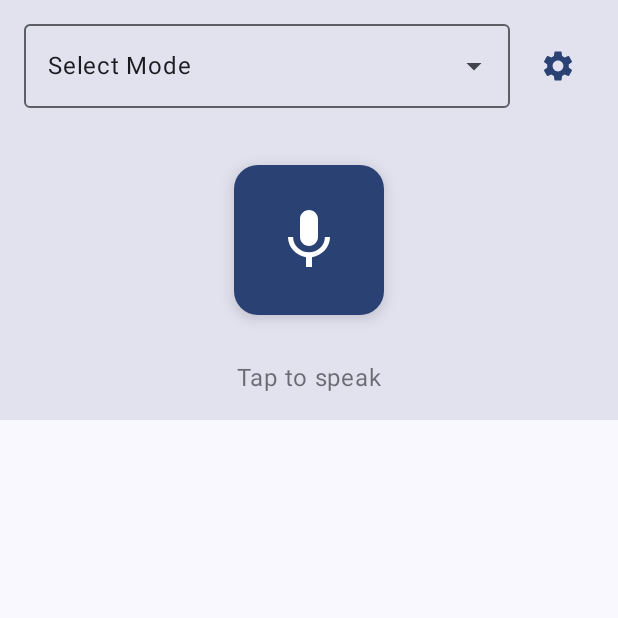
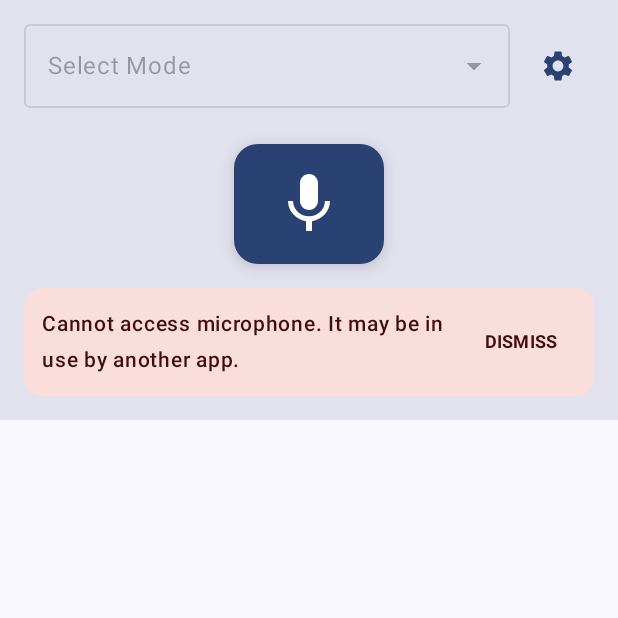
Before and after one commit to alexey-a-abramov/hyperwhisper, an Android app built with Jetpack Compose: the composable KeyboardScreen shown on its own in the app's theme, after a tap on "Start Recording", on a phone screen of 412 x 824 dp, the top half of it. Run offline under Robolectric (Android 15) with nearby library versions, the phone set to English and light mode, and no system bars; our stand-ins replace Dagger/Hilt's generated code.

Commit message:
Fix: Make error messages persistent and improve UX
Critical fixes for the microphone button behavior:

1. Error Messages Now Persist:
   - Removed auto-clear that made errors disappear instantly
   - Errors now stay visible until user dismisses them
   - Added prominent red error card with "DISMISS" button
   - Users can actually read what went wrong

2. User-Friendly Error Messages:
   - Permission errors: "Microphone permission not granted. Please enable..."
   - Microphone busy: "Cannot access microphone. It may be in use..."
   - Generic errors: Show actual error but prefixed clearly

3. Better Visual Feedback:
   - Status text now shows clear instructions:
     * Idle: "Tap microphone to start recording"
     * Recording: "Recording... (tap to stop)"
     * Processing: "Processing audio..."
   - Error card shows in red container with dismiss button

4. Toggle Behavior Clarified:
   - Microphone already works as toggle (tap to start, tap to stop)
   - Red pulsing button while recording
   - Blue spinner while processing
   - Clear visual states

5. Comprehensive Trace Logging:
   - All recording events logged to trace file
   - User actions: "User tapped mic - starting recording"
   - Success/failure states with details
   - API processing tracked with provider and mode info
   - Makes debugging production issues much easier

Before: Error flashed for ~1ms, unreadable, disappeared
After: Error shows in red card with clear message and dismiss button

The quick flash the user saw was likely a permission error that was
being cleared instantly by LaunchedEffect. Now it stays visible.

```diff
--- a/app/src/main/java/com/hyperwhisper/ime/ui/KeyboardScreen.kt
+++ b/app/src/main/java/com/hyperwhisper/ime/ui/KeyboardScreen.kt
@@ -43,13 +43,8 @@
         }
     }
 
-    // Show error snackbar
-    errorMessage?.let { error ->
-        LaunchedEffect(error) {
-            // Error is displayed in the UI, so just log it
-            viewModel.clearError()
-        }
-    }
+    // DON'T auto-clear errors - let user read them
+    // Errors will be cleared when user taps mic again or manually dismisses
 
     Surface(
         modifier = modifier
@@ -110,7 +105,8 @@
             // Bottom: Status Text or Error
             StatusText(
                 recordingState = recordingState,
-                errorMessage = errorMessage
+                errorMessage = errorMessage,
+                onDismissError = { viewModel.clearError() }
             )
         }
     }
@@ -253,26 +249,61 @@
 @Composable
 fun StatusText(
     recordingState: RecordingState,
-    errorMessage: String?
+    errorMessage: String?,
+    onDismissError: () -> Unit
 ) {
-    val text = when {
-        errorMessage != null -> errorMessage
-        recordingState == RecordingState.RECORDING -> "Recording..."
-        recordingState == RecordingState.PROCESSING -> "Processing..."
-        else -> "Tap to speak"
+    // Show error in a prominent card if present
+    if (errorMessage != null) {
+        Card(
+            modifier = Modifier.fillMaxWidth(),
+            colors = CardDefaults.cardColors(
+                containerColor = MaterialTheme.colorScheme.errorContainer
+            )
+        ) {
+            Row(
+                modifier = Modifier
+                    .fillMaxWidth()
+                    .padding(12.dp),
+                horizontalArrangement = Arrangement.SpaceBetween,
+                verticalAlignment = Alignment.CenterVertically
+            ) {
+                Text(
+                    text = errorMessage,
+                    fontSize = 14.sp,
+                    fontWeight = FontWeight.Medium,
+                    color = MaterialTheme.colorScheme.onErrorContainer,
+                    modifier = Modifier.weight(1f)
+                )
+                TextButton(onClick = onDismissError) {
+                    Text(
+                        "DISMISS",
+                        color = MaterialTheme.colorScheme.onErrorContainer,
+                        fontSize = 12.sp,
+                        fontWeight = FontWeight.Bold
+                    )
+                }
+            }
+        }
+    } else {
+        // Normal status text
+        val text = when (recordingState) {
+            RecordingState.RECORDING -> "Recording... (tap to stop)"
+            RecordingState.PROCESSING -> "Processing audio..."
+            RecordingState.IDLE -> "Tap microphone to start recording"
+            RecordingState.ERROR -> "Error occurred"
         }
 
-    val color = when {
-        errorMessage != null -> MaterialTheme.colorScheme.error
-        recordingState == RecordingState.RECORDING -> Color(0xFFE53935)
-        recordingState == RecordingState.PROCESSING -> MaterialTheme.colorScheme.primary
+        val color = when (recordingState) {
+            RecordingState.RECORDING -> Color(0xFFE53935)
+            RecordingState.PROCESSING -> MaterialTheme.colorScheme.primary
             else -> MaterialTheme.colorScheme.onSurface.copy(alpha = 0.6f)
         }
 
         Text(
             text = text,
-        fontSize = 16.sp,
+            fontSize = 15.sp,
             fontWeight = if (recordingState != RecordingState.IDLE) FontWeight.Medium else FontWeight.Normal,
             color = color
         )
     }
+}
--- a/app/src/main/java/com/hyperwhisper/ime/ui/KeyboardViewModel.kt
+++ b/app/src/main/java/com/hyperwhisper/ime/ui/KeyboardViewModel.kt
@@ -5,6 +5,7 @@
 import androidx.lifecycle.viewModelScope
 import com.hyperwhisper.data.*
 import com.hyperwhisper.network.VoiceRepository
+import com.hyperwhisper.utils.TraceLogger
 import dagger.hilt.android.lifecycle.HiltViewModel
 import kotlinx.coroutines.flow.*
 import kotlinx.coroutines.launch
@@ -55,19 +56,36 @@
         viewModelScope.launch {
             try {
                 Log.d(TAG, "Starting recording...")
+                TraceLogger.trace("KeyboardViewModel", "User tapped mic - starting recording")
                 _recordingState.value = RecordingState.RECORDING
                 _errorMessage.value = null
 
                 val result = voiceRepository.startRecording()
                 if (result.isFailure) {
-                    val error = result.exceptionOrNull()?.message ?: "Failed to start recording"
-                    Log.e(TAG, "Recording start failed: $error")
-                    _errorMessage.value = error
+                    val exception = result.exceptionOrNull()
+                    val error = exception?.message ?: "Failed to start recording"
+                    Log.e(TAG, "Recording start failed: $error", exception)
+                    TraceLogger.error("KeyboardViewModel", "Recording start failed: $error", exception)
+
+                    // Make error message more user-friendly
+                    val userMessage = when {
+                        error.contains("permission", ignoreCase = true) ||
+                        error.contains("RECORD_AUDIO", ignoreCase = true) ->
+                            "Microphone permission not granted. Please enable microphone access in Android Settings."
+                        error.contains("AudioRecord", ignoreCase = true) ->
+                            "Cannot access microphone. It may be in use by another app."
+                        else -> "Failed to start recording: $error"
+                    }
+
+                    _errorMessage.value = userMessage
                     _recordingState.value = RecordingState.ERROR
+                } else {
+                    TraceLogger.trace("KeyboardViewModel", "Recording started successfully")
                 }
             } catch (e: Exception) {
                 Log.e(TAG, "Error starting recording", e)
-                _errorMessage.value = e.message
+                TraceLogger.error("KeyboardViewModel", "Exception starting recording", e)
+                _errorMessage.value = "Error: ${e.message ?: "Unknown error occurred"}"
                 _recordingState.value = RecordingState.ERROR
             }
         }
@@ -80,17 +98,21 @@
         viewModelScope.launch {
             try {
                 Log.d(TAG, "Stopping recording...")
+                TraceLogger.trace("KeyboardViewModel", "User stopped recording - processing audio")
                 _recordingState.value = RecordingState.PROCESSING
 
                 // Stop recording and get file
                 val recordingResult = voiceRepository.stopRecording()
                 if (recordingResult.isFailure) {
-                    val error = recordingResult.exceptionOrNull()?.message ?: "Failed to stop recording"
-                    Log.e(TAG, "Recording stop failed: $error")
-                    _errorMessage.value = error
+                    val exception = recordingResult.exceptionOrNull()
+                    val error = exception?.message ?: "Failed to stop recording"
+                    Log.e(TAG, "Recording stop failed: $error", exception)
+                    TraceLogger.error("KeyboardViewModel", "Recording stop failed", exception)
+                    _errorMessage.value = "Failed to stop recording: $error"
                     _recordingState.value = RecordingState.ERROR
                     return@launch
                 }
+                TraceLogger.trace("KeyboardViewModel", "Recording stopped successfully")
 
                 val audioFile = recordingResult.getOrNull()
                 if (audioFile == null) {
@@ -117,17 +139,20 @@
                 }
 
                 Log.d(TAG, "Processing audio with mode: ${mode.name}")
+                TraceLogger.trace("KeyboardViewModel", "Processing audio with mode: ${mode.name}, provider: ${settings.provider}")
 
                 // Process audio through API
                 when (val result = voiceRepository.processAudio(audioFile, mode, settings)) {
                     is ApiResult.Success -> {
                         Log.d(TAG, "Transcription successful: ${result.data}")
+                        TraceLogger.trace("KeyboardViewModel", "Transcription successful, length: ${result.data.length} chars")
                         _transcribedText.value = result.data
                         _recordingState.value = RecordingState.IDLE
                     }
                     is ApiResult.Error -> {
                         Log.e(TAG, "Transcription failed: ${result.message}")
-                        _errorMessage.value = result.message
+                        TraceLogger.error("KeyboardViewModel", "Transcription failed: ${result.message}")
+                        _errorMessage.value = "API Error: ${result.message}"
                         _recordingState.value = RecordingState.ERROR
                     }
                     is ApiResult.Loading -> {
```
Lines whose indentation alone changed are shown as unchanged.
